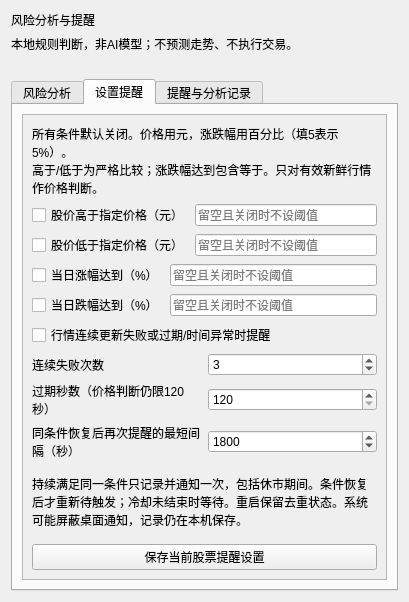
The window that stockwidget/ui/risk.ui (kri41106/a-share-ai-butler) describes before a commit, drawn with Qt 5.
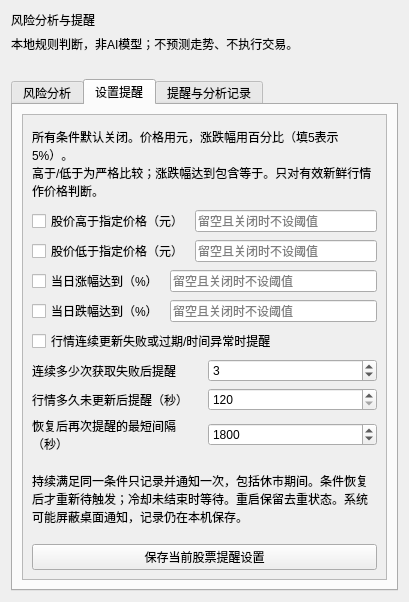
The same window after the commit. The open tabs and pages were chosen to show the change.

What changed in the file:
```diff
--- a/stockwidget/ui/risk.ui
+++ b/stockwidget/ui/risk.ui
@@ -163,7 +163,7 @@
              <item>
               <widget class="QLabel" name="failuresLabel">
                <property name="text">
-                <string>连续失败次数</string>
+                <string>连续多少次获取失败后提醒</string>
                </property>
                <property name="wordWrap">
                 <bool>true</bool>
@@ -190,7 +190,7 @@
              <item>
               <widget class="QLabel" name="stale_secondsLabel">
                <property name="text">
-                <string>过期秒数（价格判断仍限120秒）</string>
+                <string>行情多久未更新后提醒（秒）</string>
                </property>
                <property name="wordWrap">
                 <bool>true</bool>
@@ -217,7 +217,7 @@
              <item>
               <widget class="QLabel" name="cooldownLabel">
                <property name="text">
-                <string>同条件恢复后再次提醒的最短间隔（秒）</string>
+                <string>恢复后再次提醒的最短间隔（秒）</string>
                </property>
                <property name="wordWrap">
                 <bool>true</bool>
```
